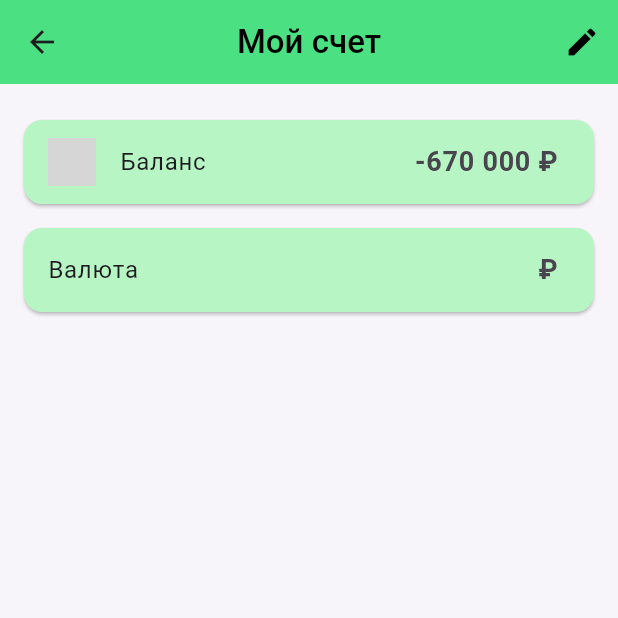
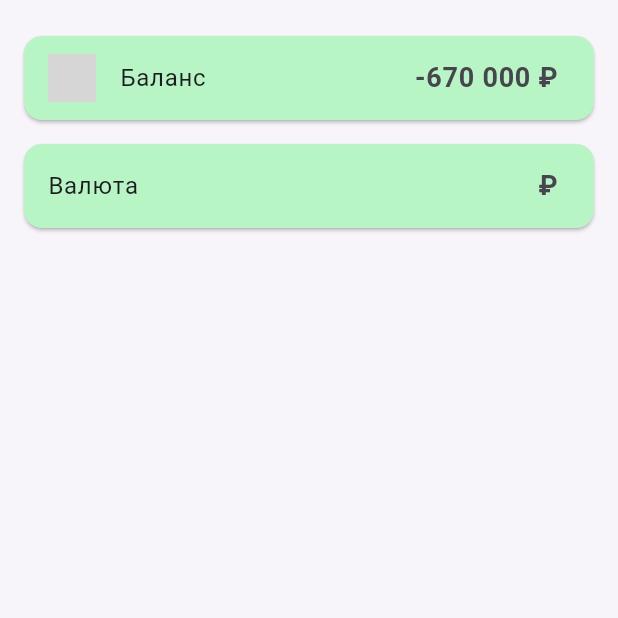
Before and after one commit to idenMsc/Yandex_shmr, a Flutter app: the AccountScreen screen opened directly, on a phone screen of 412 x 824 dp, the top half of it. Run offline on Flutter 3.47's test engine with Material 3 defaults, Android fonts, the phone set to English and light mode, and no system bars; our stand-ins replace bloc, dartz, equatable, flutter_bloc, flutter_svg, freezed_annotation and 2 more; accounts and stored records are empty; grey boxes are pictures that could not be loaded.

Commit message:
описание изменений

```diff
--- a/lib/app.dart
+++ b/lib/app.dart
@@ -1,6 +1,6 @@
 import 'package:flutter/material.dart';
 import 'package:flutter_bloc/flutter_bloc.dart';
-import 'screens/expenses_screen.dart' hide ExpensesScreen;
+import 'screens/expenses_screen.dart';
 import 'features/transactions/transaction_bloc.dart';
 import 'features/transactions/transaction_event.dart';
 import 'features/transactions/transaction_state.dart';
--- a/lib/features/bank_accounts/presentation/account_screen.dart
+++ b/lib/features/bank_accounts/presentation/account_screen.dart
@@ -9,21 +9,6 @@ class AccountScreen extends StatelessWidget {
   Widget build(BuildContext context) {
     return Scaffold(
       backgroundColor: const Color(0xFFF7F4FA),
-      appBar: AppBar(
-        backgroundColor: const Color(0xFF4BE082),
-        elevation: 0,
-        centerTitle: true,
-        title: const Text(
-          'Мой счет',
-          style: TextStyle(color: Colors.black, fontWeight: FontWeight.w500),
-        ),
-        actions: [
-          IconButton(
-            icon: const Icon(Icons.edit, color: Colors.black),
-            onPressed: () {},
-          ),
-        ],
-      ),
       body: ListView(
         children: [
           const SizedBox(height: 16),
```
Also changed, not shown: lib/main.dart (+1 -126 lines), lib/screens/expenses_screen.dart (+56 -12 lines).
